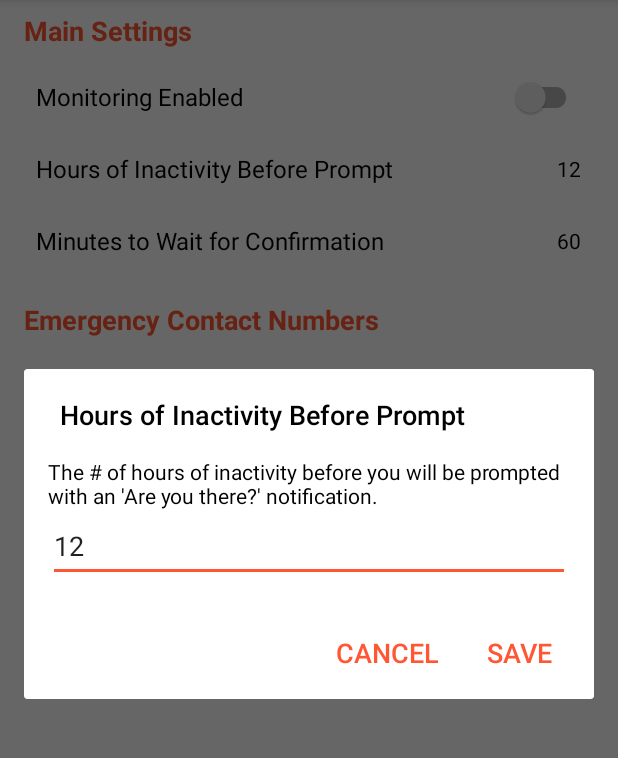
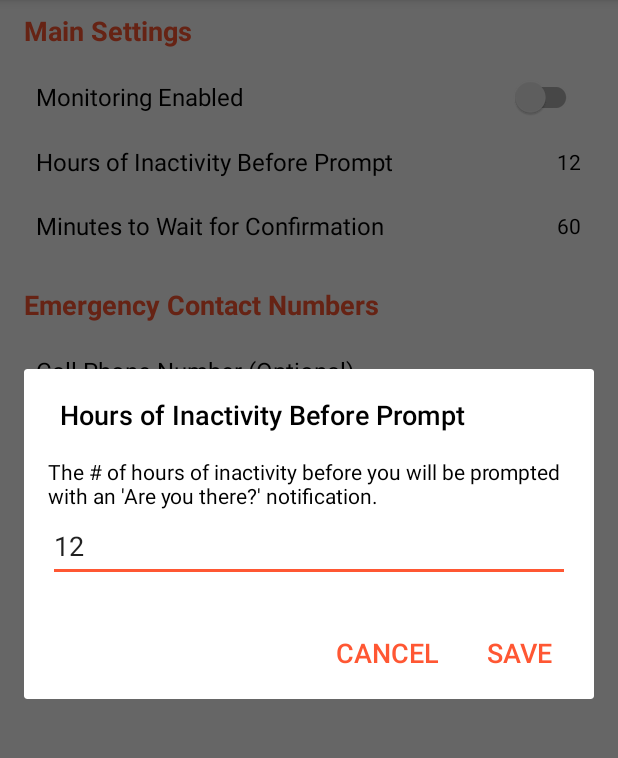
Before and after one commit to keepalivedev/KeepAlive, an Android app: the SettingsActivity screen opened directly, with no data from a screen before it, after a tap on "Hours of Inactivity Before Prompt", on a phone screen of 412 x 824 dp, the part 84-842 px from its top. Run offline under Robolectric (Android 15) with nearby library versions, the phone set to English and light mode, and no system bars.

Commit message:
Add Ca-Fr language translation - Minor adjustment on the UI (size of text and height wrap_content) - Add every French translation of everything I found in string.xml

```diff
--- a/app/src/main/res/layout/activity_main.xml
+++ b/app/src/main/res/layout/activity_main.xml
@@ -35,12 +35,12 @@
         android:layout_width="wrap_content"
         android:layout_height="wrap_content"
         android:layout_gravity="bottom|end"
+        android:layout_marginEnd="16dp"
+        android:layout_marginBottom="16dp"
         android:paddingStart="16dp"
         android:paddingEnd="16dp"
-        android:layout_marginEnd="16dp"
-        android:layout_marginBottom="16dp"
         android:text="@string/permissions_button_text"
-        android:textSize="@dimen/header_text_size" />
+        android:textSize="16sp" />
 
 
 </androidx.coordinatorlayout.widget.CoordinatorLayout>
--- a/app/src/main/res/layout/content_settings.xml
+++ b/app/src/main/res/layout/content_settings.xml
@@ -34,7 +34,7 @@
     <LinearLayout
         android:id="@+id/timePeriodRow"
         android:layout_width="match_parent"
-        android:layout_height="@dimen/default_view_height"
+        android:layout_height="wrap_content"
         android:background="?android:attr/selectableItemBackground"
         android:padding="8dp">
 
--- a/app/src/main/res/values/strings.xml
+++ b/app/src/main/res/values/strings.xml
@@ -13,7 +13,7 @@
     <string name="go_to_settings">Go to Settings</string>
     <string name="enabled">Enabled</string>
     <string name="disabled">Disabled</string>
-    <string name="placeholder">PLACEHOLDER TEXT</string>
+    <string name="placeholder" translatable="false">PLACEHOLDER TEXT</string>
 
     <!-- action settings -->
     <string name="action_settings">Settings</string>
@@ -21,7 +21,7 @@
     <string name="about_dialog_title">About Keep Alive</string>
 
     <!-- wrap in CDATA so that it doesn't get interpreted as XML? -->
-    <string name="about_message_content"><![CDATA[
+    <string name="about_message_content" translatable="false"><![CDATA[
     <br /><b>Version:</b><br />%1$s<br /><br />
     <b>Contact:</b><br />dev@keep-alive.io<br /><br />
     <b>Privacy Policy:</b><br /><a href="https://keep-alive.io/privacy">keep-alive.io/privacy</a><br /><br />
```
Also changed, not shown: 1 other file.
